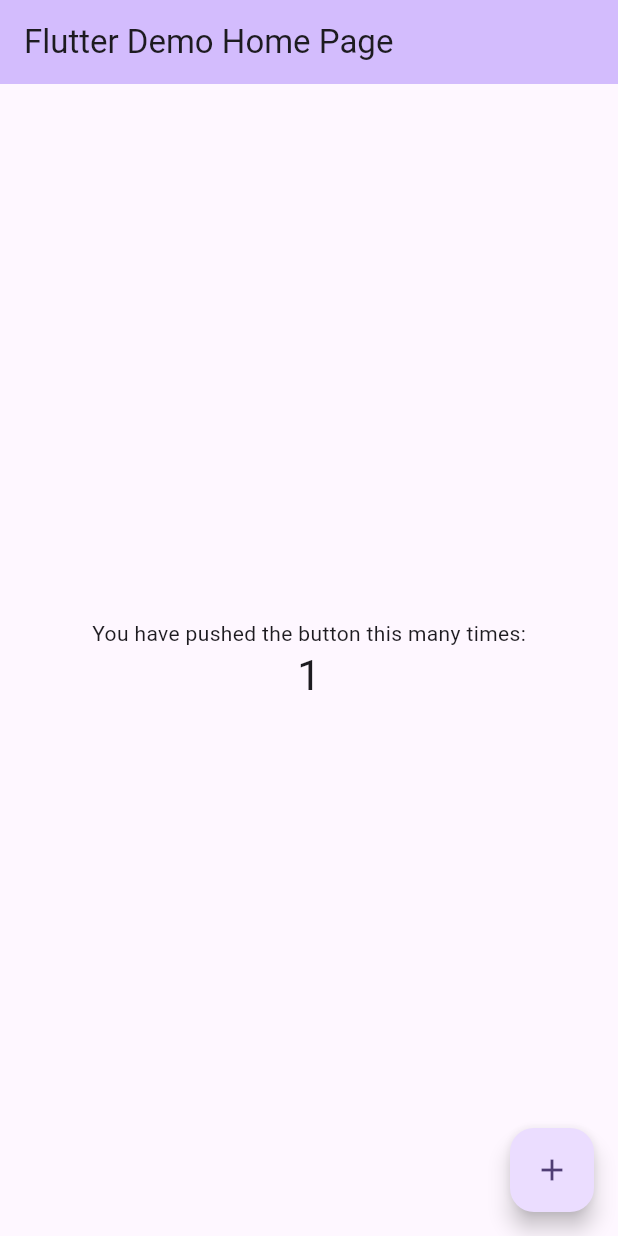
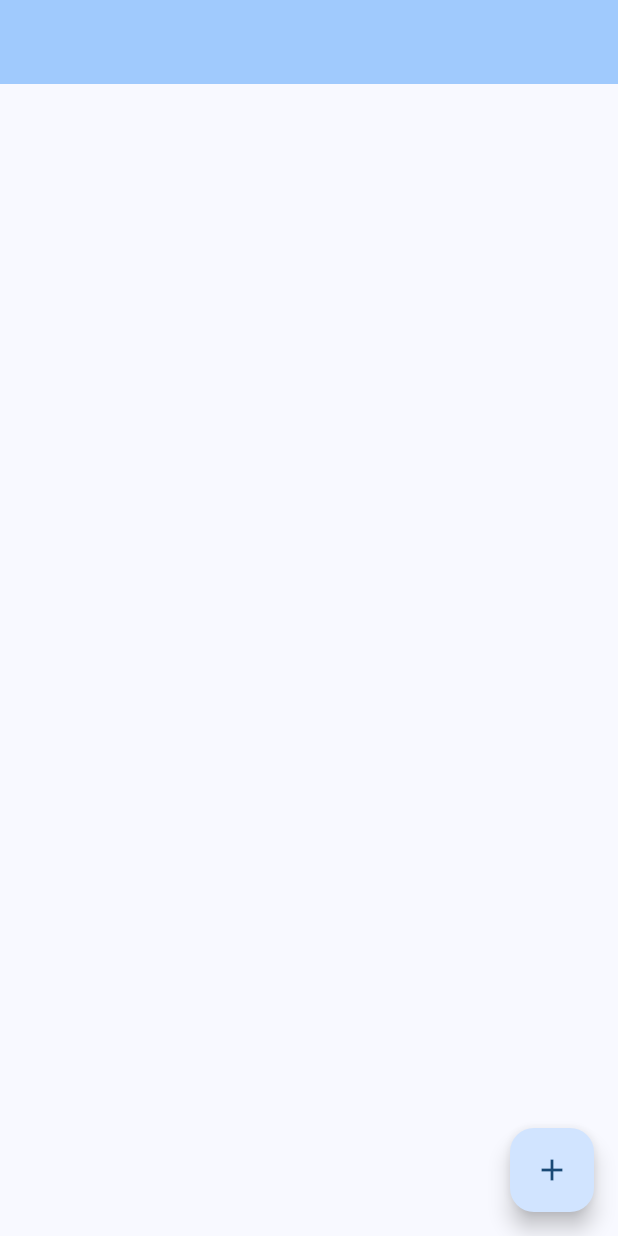
Before and after one commit to kochirow/rowing-navigator-tsukuba, a Flutter app: the screen it shows after launch, after a tap on the "add" icon, on a phone screen of 412 x 824 dp. Run offline on Flutter 3.47's test engine with Material 3 defaults, Android fonts, the phone set to English and light mode, and no system bars.

Commit message:
Update 雛形作成

```diff
--- a/lib/main.dart
+++ b/lib/main.dart
@@ -1,125 +1,22 @@
 import 'package:flutter/material.dart';
+import 'package:rowing_navigator/screens/home_map_screen.dart';
 
 void main() {
-  runApp(const MyApp());
+  runApp(const App());
 }
 
-class MyApp extends StatelessWidget {
-  const MyApp({super.key});
+class App extends StatelessWidget {
+  const App({super.key});
 
-  // This widget is the root of your application.
   @override
   Widget build(BuildContext context) {
     return MaterialApp(
-      title: 'Flutter Demo',
+      title: 'Rowing Navigator',
       theme: ThemeData(
-        // This is the theme of your application.
-        //
-        // TRY THIS: Try running your application with "flutter run". You'll see
-        // the application has a purple toolbar. Then, without quitting the app,
-        // try changing the seedColor in the colorScheme below to Colors.green
-        // and then invoke "hot reload" (save your changes or press the "hot
-        // reload" button in a Flutter-supported IDE, or press "r" if you used
-        // the command line to start the app).
-        //
-        // Notice that the counter didn't reset back to zero; the application
-        // state is not lost during the reload. To reset the state, use hot
-        // restart instead.
-        //
-        // This works for code too, not just values: Most code changes can be
-        // tested with just a hot reload.
-        colorScheme: ColorScheme.fromSeed(seedColor: Colors.deepPurple),
+        colorScheme: ColorScheme.fromSeed(seedColor: Colors.blue),
         useMaterial3: true,
       ),
-      home: const MyHomePage(title: 'Flutter Demo Home Page'),
+      home: const HomeMapScreen(),
     );
   }
 }
-
-class MyHomePage extends StatefulWidget {
-  const MyHomePage({super.key, required this.title});
-
-  // This widget is the home page of your application. It is stateful, meaning
-  // that it has a State object (defined below) that contains fields that affect
-  // how it looks.
-
-  // This class is the configuration for the state. It holds the values (in this
-  // case the title) provided by the parent (in this case the App widget) and
-  // used by the build method of the State. Fields in a Widget subclass are
-  // always marked "final".
-
-  final String title;
-
-  @override
-  State<MyHomePage> createState() => _MyHomePageState();
-}
-
-class _MyHomePageState extends State<MyHomePage> {
-  int _counter = 0;
-
-  void _incrementCounter() {
-    setState(() {
-      // This call to setState tells the Flutter framework that something has
-      // changed in this State, which causes it to rerun the build method below
-      // so that the display can reflect the updated values. If we changed
-      // _counter without calling setState(), then the build method would not be
-      // called again, and so nothing would appear to happen.
-      _counter++;
-    });
-  }
-
-  @override
-  Widget build(BuildContext context) {
-    // This method is rerun every time setState is called, for instance as done
-    // by the _incrementCounter method above.
-    //
-    // The Flutter framework has been optimized to make rerunning build methods
-    // fast, so that you can just rebuild anything that needs updating rather
-    // than having to individually change instances of widgets.
-    return Scaffold(
-      appBar: AppBar(
-        // TRY THIS: Try changing the color here to a specific color (to
-        // Colors.amber, perhaps?) and trigger a hot reload to see the AppBar
-        // change color while the other colors stay the same.
-        backgroundColor: Theme.of(context).colorScheme.inversePrimary,
-        // Here we take the value from the MyHomePage object that was created by
-        // the App.build method, and use it to set our appbar title.
-        title: Text(widget.title),
-      ),
-      body: Center(
-        // Center is a layout widget. It takes a single child and positions it
-        // in the middle of the parent.
-        child: Column(
-          // Column is also a layout widget. It takes a list of children and
-          // arranges them vertically. By default, it sizes itself to fit its
-          // children horizontally, and tries to be as tall as its parent.
-          //
-          // Column has various properties to control how it sizes itself and
-          // how it positions its children. Here we use mainAxisAlignment to
-          // center the children vertically; the main axis here is the vertical
-          // axis because Columns are vertical (the cross axis would be
-          // horizontal).
-          //
-          // TRY THIS: Invoke "debug painting" (choose the "Toggle Debug Paint"
-          // action in the IDE, or press "p" in the console), to see the
-          // wireframe for each widget.
-          mainAxisAlignment: MainAxisAlignment.center,
-          children: <Widget>[
-            const Text(
-              'You have pushed the button this many times:',
-            ),
-            Text(
-              '$_counter',
-              style: Theme.of(context).textTheme.headlineMedium,
-            ),
-          ],
-        ),
-      ),
-      floatingActionButton: FloatingActionButton(
-        onPressed: _incrementCounter,
-        tooltip: 'Increment',
-        child: const Icon(Icons.add),
-      ), // This trailing comma makes auto-formatting nicer for build methods.
-    );
-  }
-}
--- /dev/null
+++ b/lib/screens/home_map_screen.dart
@@ -0,0 +1,26 @@
+import 'package:flutter/material.dart';
+
+class HomeMapScreen extends StatefulWidget {
+  const HomeMapScreen({super.key});
+
+  @override
+  State<HomeMapScreen> createState() => _HomeMapScreenState();
+}
+
+class _HomeMapScreenState extends State<HomeMapScreen> {
+  @override
+  Widget build(BuildContext context) {
+    return Scaffold(
+      appBar: AppBar(
+        backgroundColor: Theme.of(context).colorScheme.inversePrimary,
+        title: null,
+      ),
+      body: null,
+      floatingActionButton: FloatingActionButton(
+        onPressed: () {},
+        tooltip: 'Increment',
+        child: const Icon(Icons.add),
+      ),
+    );
+  }
+}
```
Also changed, not shown: 1 other file.
